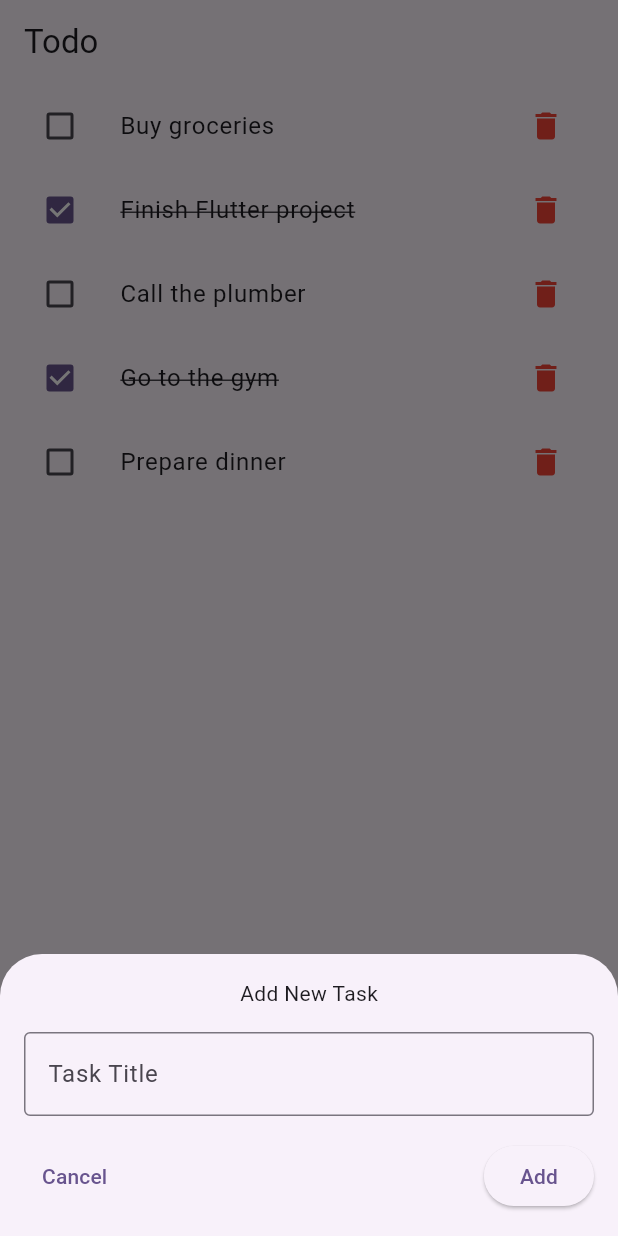
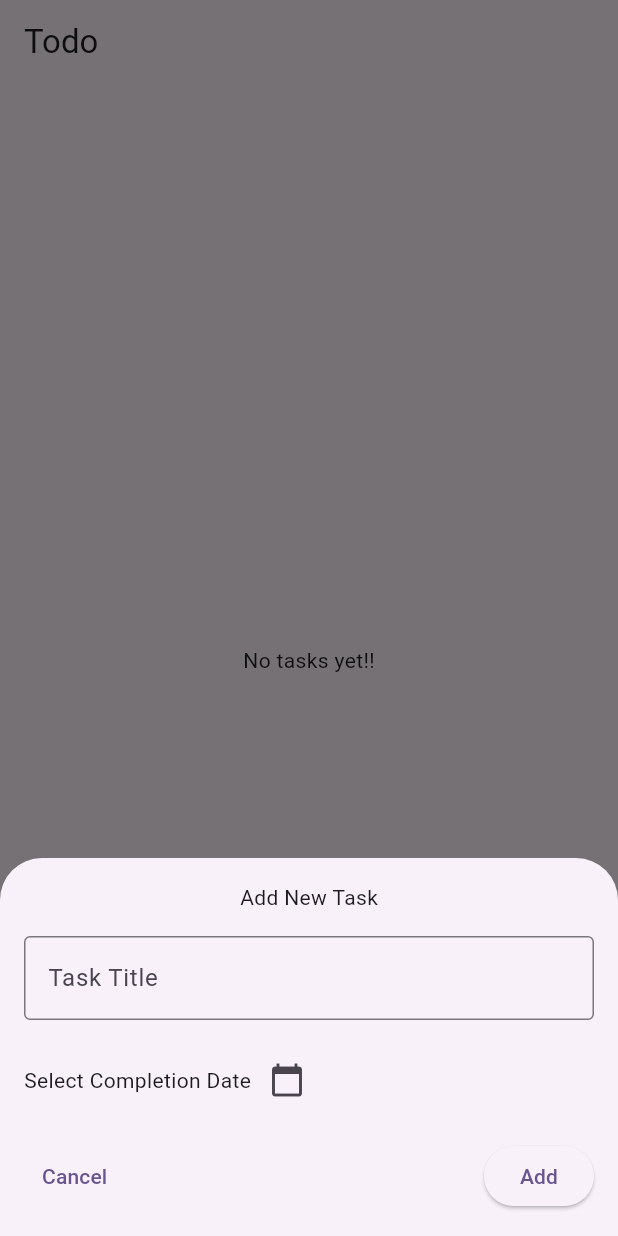
Before and after one commit to bikashchhantyal95/todoapp, a Flutter app: the screen it shows after launch, after a tap on the "add" icon, on a phone screen of 412 x 824 dp. Run offline on Flutter 3.47's test engine with Material 3 defaults, Android fonts, the phone set to English and light mode, and no system bars.

Commit message:
Added a todo model and updated the UI to use it.

```diff
--- /dev/null
+++ b/lib/models/todo_model.dart
@@ -0,0 +1,18 @@
+// ignore_for_file: public_member_api_docs, sort_constructors_first
+import 'package:intl/intl.dart';
+
+class Todo {
+  String id;
+  String title;
+  bool isCompleted;
+  DateTime completionDate;
+  Todo(
+      {required this.title,
+      this.isCompleted = false,
+      required this.completionDate})
+      : id = DateFormat('yyyMMddHHmmss').format(DateTime.now());
+
+  void toggleTodo() {
+    isCompleted = !isCompleted;
+  }
+}
--- a/lib/screens/todo_form.dart
+++ b/lib/screens/todo_form.dart
@@ -1,7 +1,8 @@
 import 'package:flutter/material.dart';
+import 'package:intl/intl.dart';
 
 class TodoForm extends StatefulWidget {
-  final Function(String) onAddTodo;
+  final Function(String, DateTime) onAddTodo;
   const TodoForm({super.key, required this.onAddTodo});
 
   @override
@@ -11,6 +12,20 @@ class TodoForm extends StatefulWidget {
 class _TodoFormState extends State<TodoForm> {
   final _formKey = GlobalKey<FormState>();
   final todoTextController = TextEditingController();
+  DateTime? _selectedDate;
+
+  Future<void> _pickDate() async {
+    final DateTime? toBeCompletedDate = await showDatePicker(
+        context: context,
+        initialDate: DateTime.now(),
+        firstDate: DateTime.now(),
+        lastDate: DateTime(2101));
+    if (toBeCompletedDate != null && toBeCompletedDate != _selectedDate) {
+      setState(() {
+        _selectedDate = toBeCompletedDate;
+      });
+    }
+  }
 
   String? _validateTodo(String? title) {
     if (title == null || title.isEmpty) {
@@ -44,6 +59,20 @@ class _TodoFormState extends State<TodoForm> {
               ),
               SizedBox(height: 16),
               Row(
+                children: [
+                  Text(_selectedDate == null
+                      ? "Select Completion Date"
+                      : DateFormat.yMMMd().format(_selectedDate!)),
+                  IconButton(
+                    onPressed: _pickDate,
+                    icon: Icon(Icons.calendar_today),
+                  )
+                ],
+              ),
+              SizedBox(
+                height: 16,
+              ),
+              Row(
                 mainAxisAlignment: MainAxisAlignment.spaceBetween,
                 children: [
                   TextButton(
@@ -54,9 +83,14 @@ class _TodoFormState extends State<TodoForm> {
                   ),
                   ElevatedButton(
                     onPressed: () {
-                      if (_formKey.currentState!.validate()) {
-                        widget.onAddTodo(todoTextController.text);
+                      if (_formKey.currentState!.validate() &&
+                          _selectedDate != null) {
+                        widget.onAddTodo(
+                            todoTextController.text, _selectedDate!);
                         Navigator.pop(context);
+                      } else if (_selectedDate == null) {
+                        ScaffoldMessenger.of(context).showSnackBar(SnackBar(
+                            content: Text("Please choose a completion date.")));
                       }
                     },
                     child: const Text('Add'),
--- a/lib/screens/todo_home_screen.dart
+++ b/lib/screens/todo_home_screen.dart
@@ -1,4 +1,6 @@
 import 'package:flutter/material.dart';
+import 'package:intl/intl.dart';
+import 'package:todoapp/models/todo_model.dart';
 import 'package:todoapp/screens/todo_form.dart';
 
 class TodoHomeScreen extends StatefulWidget {
@@ -9,23 +11,17 @@ class TodoHomeScreen extends StatefulWidget {
 }
 
 class _TodoHomeScreenState extends State<TodoHomeScreen> {
-  final List _todos = [
-    {'title': 'Buy groceries', 'isCompleted': false},
-    {'title': 'Finish Flutter project', 'isCompleted': true},
-    {'title': 'Call the plumber', 'isCompleted': false},
-    {'title': 'Go to the gym', 'isCompleted': true},
-    {'title': 'Prepare dinner', 'isCompleted': false},
-  ];
+  final List<Todo> _todos = [];
 
-  void _addTodo(String title) {
+  void _addTodo(String title, DateTime toBeCompletedDate) {
     setState(() {
-      _todos.add({'title': title, 'isCompleted': false});
+      _todos.add(Todo(title: title, completionDate: toBeCompletedDate));
     });
   }
 
   void _toggleTodo(int index) {
     setState(() {
-      _todos[index]['isCompleted'] = !_todos[index]['isCompleted'];
+      _todos[index].toggleTodo();
     });
   }
 
@@ -41,22 +37,27 @@ class _TodoHomeScreenState extends State<TodoHomeScreen> {
       appBar: AppBar(
         title: Text("Todo"),
       ),
-      body: ListView.builder(
+      body: _todos.isEmpty
+          ? const Center(child: Text("No tasks yet!!"))
+          : ListView.builder(
               itemCount: _todos.length,
               itemBuilder: (context, index) {
                 final todo = _todos[index];
                 return ListTile(
                   leading: Checkbox(
-                value: todo['isCompleted'],
+                      value: todo.isCompleted,
                       onChanged: (_) {
                         _toggleTodo(index);
                       }),
                   title: Text(
-              todo['title'] as String,
+                    todo.title,
                     style: TextStyle(
-                  decoration: (todo['isCompleted'] as bool)
+                        decoration: (todo.isCompleted)
                             ? TextDecoration.lineThrough
                             : TextDecoration.none),
+                  ),
+                  subtitle: Text(
+                    DateFormat.yMMMd().format(todo.completionDate),
                   ),
                   trailing: IconButton(
                       onPressed: () => _deleteTodo(index),
--- a/pubspec.yaml
+++ b/pubspec.yaml
@@ -34,6 +34,7 @@ dependencies:
   # The following adds the Cupertino Icons font to your application.
   # Use with the CupertinoIcons class for iOS style icons.
   cupertino_icons: ^1.0.8
+  intl: ^0.20.2
 
 dev_dependencies:
   flutter_test:
```
Also changed, not shown: pubspec.lock. Lines whose indentation alone changed are shown as unchanged.
